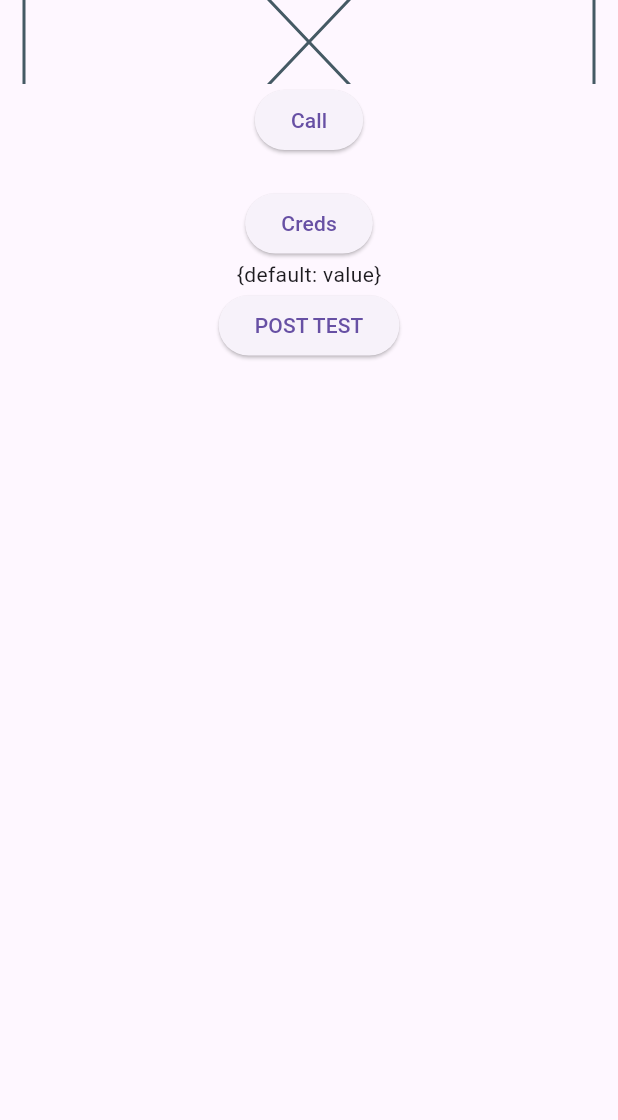
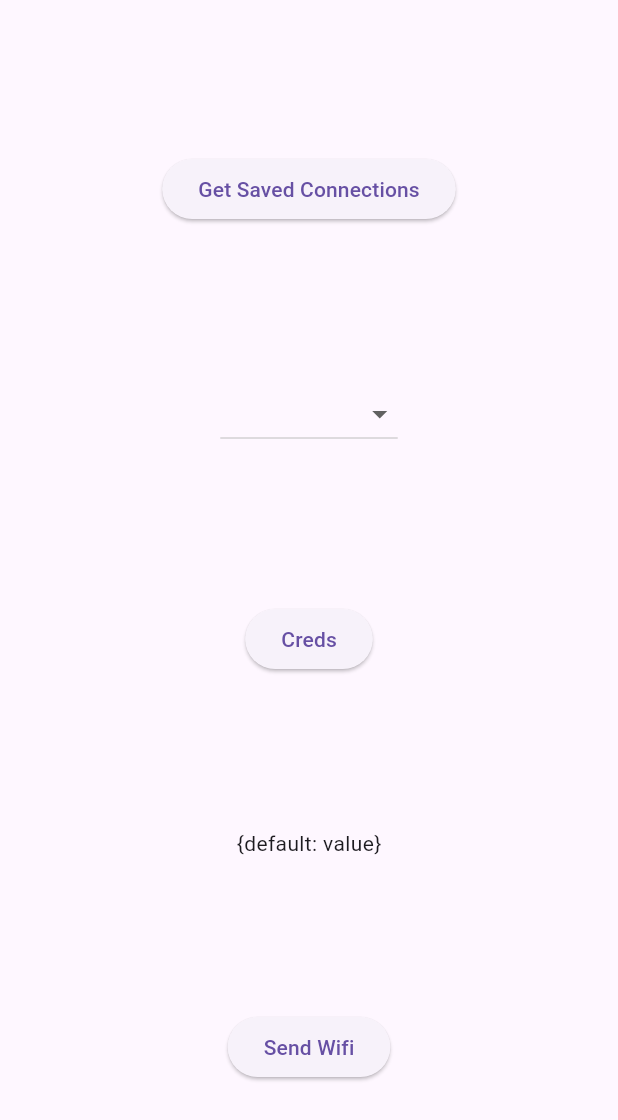
Before and after one commit to dazemc/wipi, a Flutter app: the screen it shows after launch, on a phone screen of 412 x 824 dp. Shown: the top 1120 px of the screen. Run offline on Flutter 3.47's test engine with Material 3 defaults, Android fonts, the phone set to English and light mode, and no system bars; our stand-ins replace get.

Commit message:
frontend work

```diff
--- a/lib/controllers/wipi_controller.dart
+++ b/lib/controllers/wipi_controller.dart
@@ -1,4 +1,5 @@
 import 'package:flutter/foundation.dart';
+import 'package:flutter/widgets.dart';
 import 'package:get/get.dart';
 // import 'package:wipi/models/saved_connections.dart';
 
@@ -8,13 +9,22 @@ const String showCredentials = '${baseUrl}rec_creds?show_credentials=';
 const String sendCredentials = '${baseUrl}send_creds';
 
 class WiPiController extends GetxController {
+  final ssidTextController = TextEditingController();
+  final passTextController = TextEditingController();
   final getx = GetConnect();
-  final savedConnections = <dynamic>[''].obs;
+  final savedConnections = <String>[''].obs;
   final creds = <String, dynamic>{"default": "value"}.obs;
+  final wifiInfo = ''.obs;
+  String ssid = "";
+  String pass = "";
+  bool connected = false;
+
   void fetchSavedConnections() async {
     final response = await getx.get(showConnections);
     if (kDebugMode) {
-      savedConnections.value = response.body['saved_connections'];
+      savedConnections.value =
+          response.body['saved_connections'].cast<String>();
+      wifiInfo.value = savedConnections[0];
     }
   }
 
@@ -26,10 +36,14 @@ class WiPiController extends GetxController {
     }
   }
 
-  void postCredentials(data) async {
-    final response = await getx.post(sendCredentials, data);
+  void postCredentials() async {
+    print('Sending Credentials');
+    final response =
+        await getx.post(sendCredentials, {"SSID": ssid, "PASS": pass});
     if (kDebugMode) {
-      print(response.body);
+      if (response.body == "Connected") {
+        connected = true;
+      }
     }
   }
 }
--- a/lib/views/wipi_home.dart
+++ b/lib/views/wipi_home.dart
@@ -9,22 +9,65 @@ class WiPiHome extends StatelessWidget {
     final wipiController = Get.put(WiPiController());
     return Center(
       child: Column(
+        mainAxisAlignment: MainAxisAlignment.spaceEvenly,
         children: [
           ElevatedButton(
             onPressed: () => wipiController.fetchSavedConnections(),
-            child: const Text('Call'),
+            child: const Text('Get Saved Connections'),
           ),
-          Obx(() => Text(wipiController.savedConnections[0])),
+          Obx(() => DropdownButton(
+                hint: const Text(
+                  'Choose SSID',
+                ),
+                onChanged: (newValue) {
+                  wipiController.wifiInfo(newValue);
+                },
+                value: wipiController.wifiInfo.value,
+                items: wipiController.savedConnections.map((selectedType) {
+                  return DropdownMenuItem(
+                    value: selectedType,
+                    child: Text(
+                      selectedType,
+                    ),
+                  );
+                }).toList(),
+              )),
           ElevatedButton(
             onPressed: () => wipiController
-                .fetchCredentials(wipiController.savedConnections[0]),
+                .fetchCredentials(wipiController.wifiInfo.value),
             child: const Text('Creds'),
           ),
           Obx(() => Text(wipiController.creds.toString())),
           ElevatedButton(
-              onPressed: () => wipiController.postCredentials(
-                  {"SSID": "Whatever", "PASS": "testing247"}),
-              child: const Text("POST TEST"))
+            onPressed: () {
+              Get.defaultDialog(
+                title: "Enter SSID and password below",
+                content: Column(
+                  children: [
+                    TextField(
+                      decoration: const InputDecoration(hintText: 'SSID'),
+                      controller: wipiController.ssidTextController,
+                    ),
+                    TextField(
+                      decoration: const InputDecoration(hintText: 'password'),
+                      controller: wipiController.passTextController,
+                    ),
+                    ElevatedButton(
+                        onPressed: () {
+                          wipiController.ssid =
+                              wipiController.ssidTextController.text;
+                          wipiController.pass =
+                              wipiController.passTextController.text;
+                          wipiController.postCredentials();
+                          Get.back(closeOverlays: true);
+                        },
+                        child: const Text("Send"))
+                  ],
+                ),
+              );
+            },
+            child: const Text("Send Wifi"),
+          ),
         ],
       ),
     );
```
Also changed, not shown: lib/main.dart (+6 -5 lines).
